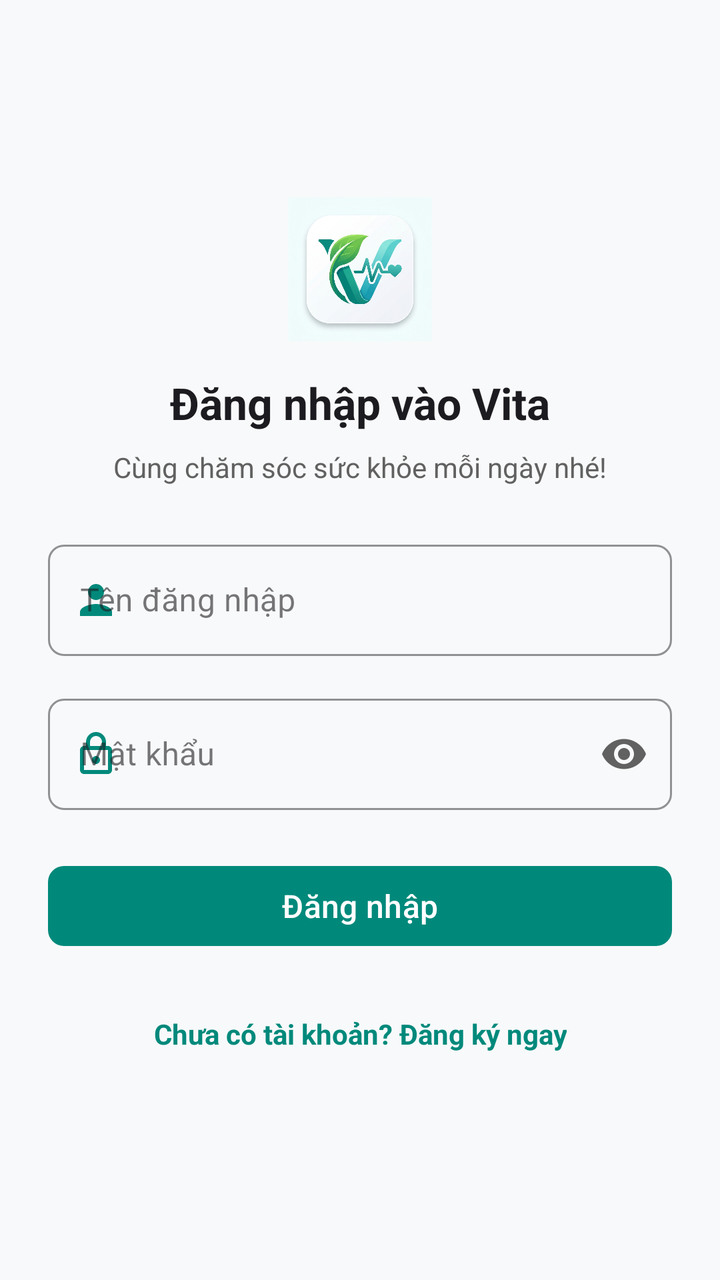
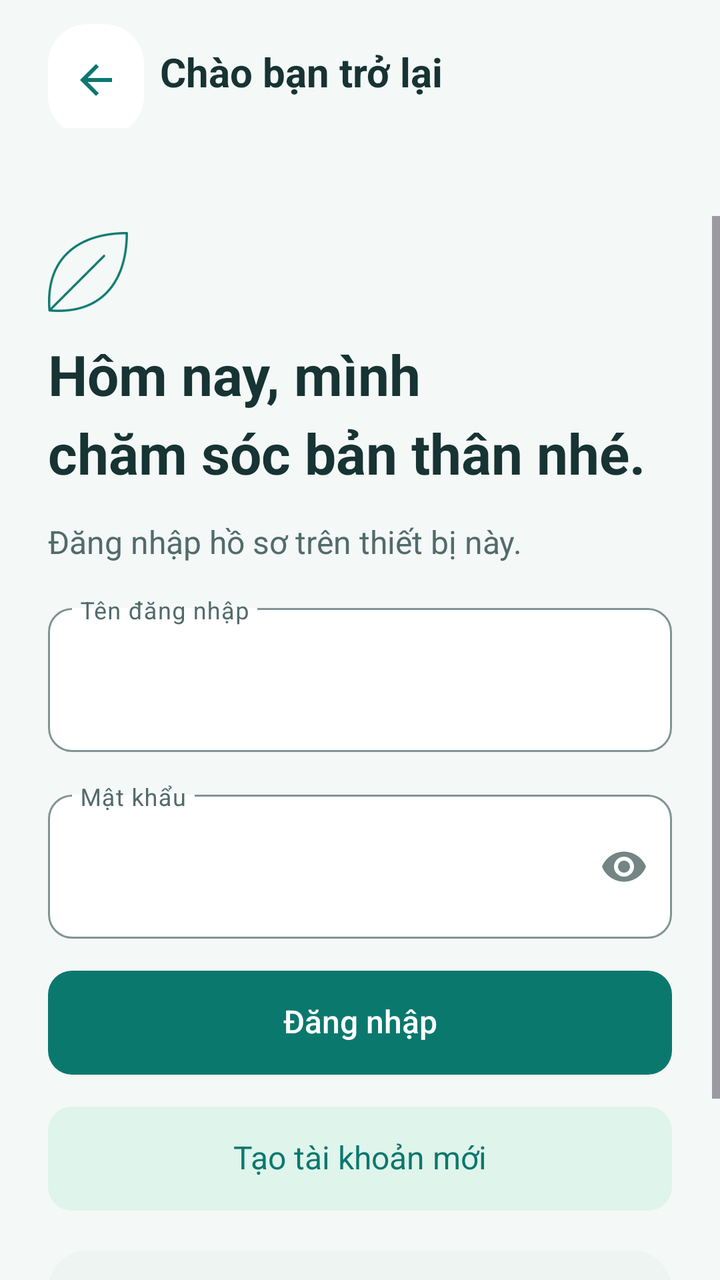

Before-and-after screenshots of an Android layout around one commit, followed by the original layout XML and the change that was made.
<!-- AndroidManifest.xml: application theme Theme.Vita -->
<!-- res/layout/activity_login.xml -->
<?xml version="1.0" encoding="utf-8"?>
<ScrollView xmlns:android="http://schemas.android.com/apk/res/android"
    xmlns:app="http://schemas.android.com/apk/res-auto"
    xmlns:tools="http://schemas.android.com/tools"
    android:id="@+id/scroll_login"
    android:layout_width="match_parent"
    android:layout_height="match_parent"
    android:background="@color/vita_bg"
    android:fillViewport="true">

    <LinearLayout
        android:layout_width="match_parent"
        android:layout_height="wrap_content"
        android:gravity="center_horizontal"
        android:orientation="vertical"
        android:padding="@dimen/spacing_lg">

        <View
            android:layout_width="match_parent"
            android:layout_height="0dp"
            android:layout_weight="1" />

        <ImageView
            android:id="@+id/iv_login_logo"
            android:layout_width="72dp"
            android:layout_height="72dp"
            android:layout_marginBottom="@dimen/spacing_md"
            android:contentDescription="@string/app_logo_content_desc"
            android:scaleType="fitCenter"
            android:src="@drawable/vita_logo_art" />

        <TextView
            android:id="@+id/tv_login_title"
            android:layout_width="wrap_content"
            android:layout_height="wrap_content"
            android:text="@string/login_title"
            android:textColor="@color/vita_text_primary"
            android:textSize="@dimen/text_h1"
            android:textStyle="bold" />

        <TextView
            android:id="@+id/tv_login_subtitle"
            android:layout_width="wrap_content"
            android:layout_height="wrap_content"
            android:layout_marginTop="@dimen/spacing_sm"
            android:layout_marginBottom="@dimen/spacing_lg"
            android:text="@string/login_subtitle"
            android:textColor="@color/vita_text_secondary"
            android:textSize="@dimen/text_body" />

        
        <com.google.android.material.textfield.TextInputLayout
            android:id="@+id/til_login_username"
            style="@style/Widget.MaterialComponents.TextInputLayout.OutlinedBox"
            android:layout_width="match_parent"
            android:layout_height="wrap_content"
            android:layout_marginBottom="@dimen/spacing_md"
            android:hint="@string/login_hint_username"
            app:boxBackgroundMode="outline"
            app:boxCornerRadiusBottomEnd="@dimen/radius_input"
            app:boxCornerRadiusBottomStart="@dimen/radius_input"
            app:boxCornerRadiusTopEnd="@dimen/radius_input"
            app:boxCornerRadiusTopStart="@dimen/radius_input"
            app:boxStrokeColor="@color/vita_teal"
            app:hintTextColor="@color/vita_teal"
            app:startIconDrawable="@drawable/ic_person"
            app:startIconTint="@color/vita_teal">

            <com.google.android.material.textfield.TextInputEditText
                android:id="@+id/et_login_username"
                android:layout_width="match_parent"
                android:layout_height="wrap_content"
                android:imeOptions="actionNext"
                android:inputType="text"
                android:maxLines="1"
                android:textColor="@color/vita_text_primary"
                android:textSize="@dimen/text_body_lg" />
        </com.google.android.material.textfield.TextInputLayout>

        
        <com.google.android.material.textfield.TextInputLayout
            android:id="@+id/til_login_password"
            style="@style/Widget.MaterialComponents.TextInputLayout.OutlinedBox"
            android:layout_width="match_parent"
            android:layout_height="wrap_content"
            android:layout_marginBottom="@dimen/spacing_lg"
            android:hint="@string/login_hint_password"
            app:boxBackgroundMode="outline"
            app:boxCornerRadiusBottomEnd="@dimen/radius_input"
            app:boxCornerRadiusBottomStart="@dimen/radius_input"
            app:boxCornerRadiusTopEnd="@dimen/radius_input"
            app:boxCornerRadiusTopStart="@dimen/radius_input"
            app:boxStrokeColor="@color/vita_teal"
            app:hintTextColor="@color/vita_teal"
            app:passwordToggleEnabled="true"
            app:passwordToggleTint="@color/vita_text_secondary"
            app:startIconDrawable="@drawable/ic_lock"
            app:startIconTint="@color/vita_teal">

            <com.google.android.material.textfield.TextInputEditText
                android:id="@+id/et_login_password"
                android:layout_width="match_parent"
                android:layout_height="wrap_content"
                android:imeOptions="actionDone"
                android:inputType="textPassword"
                android:maxLines="1"
                android:textColor="@color/vita_text_primary"
                android:textSize="@dimen/text_body_lg" />
        </com.google.android.material.textfield.TextInputLayout>

        
        <com.google.android.material.button.MaterialButton
            android:id="@+id/btn_login_submit"
            style="@style/Widget.Vita.Button.Primary"
            android:layout_width="match_parent"
            android:layout_height="wrap_content"
            android:layout_marginBottom="@dimen/spacing_md"
            android:text="@string/login_btn_submit" />

        
        <TextView
            android:id="@+id/tv_login_goto_register"
            android:layout_width="wrap_content"
            android:layout_height="wrap_content"
            android:gravity="center"
            android:minHeight="@dimen/min_touch_target"
            android:padding="@dimen/spacing_sm"
            android:text="@string/login_link_register"
            android:textColor="@color/vita_teal"
            android:textSize="@dimen/text_body"
            android:textStyle="bold" />

        <View
            android:layout_width="match_parent"
            android:layout_height="0dp"
            android:layout_weight="1" />

    </LinearLayout>
</ScrollView>
<!-- resources referenced by this layout -->
<resources>
  <color name="vita_bg">#F8F9FA</color>
  <color name="vita_teal">#00897B</color>
  <color name="vita_text_primary">#1C1B1F</color>
  <color name="vita_text_secondary">#616161</color>
  <dimen name="min_touch_target">48dp</dimen>
  <dimen name="radius_input">8dp</dimen>
  <dimen name="spacing_lg">24dp</dimen>
  <dimen name="spacing_md">16dp</dimen>
  <dimen name="spacing_sm">8dp</dimen>
  <dimen name="text_body">14sp</dimen>
  <dimen name="text_h1">22sp</dimen>
  <!-- drawable ic_lock (drawable) -->
  <vector xmlns:android="http://schemas.android.com/apk/res/android"
      android:width="24dp"
      android:height="24dp"
      android:viewportWidth="24"
      android:viewportHeight="24"
      android:tint="?attr/colorControlNormal">
      <path
          android:fillColor="@android:color/white"
          android:pathData="M18,8h-1V6c0,-2.76 -2.24,-5 -5,-5S7,3.24 7,6v2H6c-1.1,0 -2,0.9 -2,2v10c0,1.1 0.9,2 2,2h12c1.1,0 2,-0.9 2,-2V10c0,-1.1 -0.9,-2 -2,-2zM9,6c0,-1.66 1.34,-3 3,-3s3,1.34 3,3v2H9V6zm9,14H6V10h12v10zm-6,-3c1.1,0 2,-0.9 2,-2s-0.9,-2 -2,-2 -2,0.9 -2,2 0.9,2 2,2z" />
  </vector>
  <!-- drawable ic_person (drawable) -->
  <vector xmlns:android="http://schemas.android.com/apk/res/android"
      android:width="24dp"
      android:height="24dp"
      android:viewportWidth="24"
      android:viewportHeight="24"
      android:tint="?attr/colorControlNormal">
      <path
          android:fillColor="@android:color/white"
          android:pathData="M12,12c2.21,0 4,-1.79 4,-4s-1.79,-4 -4,-4 -4,1.79 -4,4 1.79,4 4,4zM12,14c-2.67,0 -8,1.34 -8,4v2h16v-2c0,-2.66 -5.33,-4 -8,-4z" />
  </vector>
  <!-- drawable vita_logo_art: jpg bitmap (drawable-nodpi, 402072 bytes) -->
  <string name="login_link_register">Chưa có tài khoản? Đăng ký ngay</string>
  <string name="login_subtitle">Cùng chăm sóc sức khỏe mỗi ngày nhé!</string>
  <string name="login_title">Đăng nhập vào Vita</string>
  <style name="Widget.Vita.Button.Primary" parent="Widget.Material3.Button">
          <item name="android:minHeight">@dimen/min_touch_target</item>
          <item name="android:textAllCaps">false</item>
          <item name="android:textSize">@dimen/text_body_lg</item>
          <item name="backgroundTint">@color/btn_primary_bg</item>
          <item name="android:textColor">@color/btn_primary_fg</item>
          <item name="cornerRadius">@dimen/radius_button</item>
      </style>
  <dimen name="radius_button">8dp</dimen>
  <style name="Base.Theme.Vita" parent="Theme.Material3.Light.NoActionBar">
          
          <item name="colorPrimary">@color/vita_teal</item>
          <item name="colorPrimaryVariant">@color/vita_teal_dark</item>
          <item name="colorSecondary">@color/vita_aqua</item>
          <item name="colorSecondaryContainer">@color/vita_teal_50</item>
          <item name="android:statusBarColor">@color/vita_teal_dark</item>
          <item name="android:windowBackground">@color/vita_bg</item>
      </style>
  <color name="vita_teal_dark">#005B4F</color>
  <color name="vita_teal_50">#E0F2F1</color>
  <!-- unchanged entries left out for length: 9 -->
</resources>

<!-- the commit's change to res/layout/activity_login.xml (unified diff, before → after) -->
@@ -1,139 +1,158 @@
 <?xml version="1.0" encoding="utf-8"?>
-<ScrollView xmlns:android="http://schemas.android.com/apk/res/android"
+<LinearLayout
+    xmlns:android="http://schemas.android.com/apk/res/android"
     xmlns:app="http://schemas.android.com/apk/res-auto"
-    xmlns:tools="http://schemas.android.com/tools"
-    android:id="@+id/scroll_login"
     android:layout_width="match_parent"
     android:layout_height="match_parent"
-    android:background="@color/vita_bg"
-    android:fillViewport="true">
-
-    <LinearLayout
+    android:orientation="vertical"
+    android:background="@color/vita_bg">
+    <com.google.android.material.appbar.MaterialToolbar
+        android:id="@+id/toolbar_login"
         android:layout_width="match_parent"
         android:layout_height="wrap_content"
-        android:gravity="center_horizontal"
-        android:orientation="vertical"
-        android:padding="@dimen/spacing_lg">
-
-        <View
-            android:layout_width="match_parent"
-            android:layout_height="0dp"
-            android:layout_weight="1" />
-
-        <ImageView
-            android:id="@+id/iv_login_logo"
-            android:layout_width="72dp"
-            android:layout_height="72dp"
-            android:layout_marginBottom="@dimen/spacing_md"
-            android:contentDescription="@string/app_logo_content_desc"
-            android:scaleType="fitCenter"
-            android:src="@drawable/vita_logo_art" />
-
+        android:minHeight="64dp"
+        android:layout_marginBottom="36dp"
+        app:navigationIcon="@drawable/ic_arrow_back"
+        app:navigationContentDescription="@string/a11y_navigate_back"
+        app:navigationIconTint="@color/vita_teal"
+        app:titleTextColor="@color/vita_text_primary">
         <TextView
-            android:id="@+id/tv_login_title"
-            android:layout_width="wrap_content"
-            android:layout_height="wrap_content"
-            android:text="@string/login_title"
-            android:textColor="@color/vita_text_primary"
-            android:textSize="@dimen/text_h1"
-            android:textStyle="bold" />
-
-        <TextView
-            android:id="@+id/tv_login_subtitle"
-            android:layout_width="wrap_content"
-            android:layout_height="wrap_content"
-            android:layout_marginTop="@dimen/spacing_sm"
-            android:layout_marginBottom="@dimen/spacing_lg"
-            android:text="@string/login_subtitle"
-            android:textColor="@color/vita_text_secondary"
-            android:textSize="@dimen/text_body" />
-
-        
-        <com.google.android.material.textfield.TextInputLayout
-            android:id="@+id/til_login_username"
-            style="@style/Widget.MaterialComponents.TextInputLayout.OutlinedBox"
+            android:id="@+id/title_login"
             android:layout_width="match_parent"
             android:layout_height="wrap_content"
-            android:layout_marginBottom="@dimen/spacing_md"
-            android:hint="@string/login_hint_username"
-            app:boxBackgroundMode="outline"
-            app:boxCornerRadiusBottomEnd="@dimen/radius_input"
-            app:boxCornerRadiusBottomStart="@dimen/radius_input"
-            app:boxCornerRadiusTopEnd="@dimen/radius_input"
-            app:boxCornerRadiusTopStart="@dimen/radius_input"
-            app:boxStrokeColor="@color/vita_teal"
-            app:hintTextColor="@color/vita_teal"
-            app:startIconDrawable="@drawable/ic_person"
-            app:startIconTint="@color/vita_teal">
-
-            <com.google.android.material.textfield.TextInputEditText
-                android:id="@+id/et_login_username"
+            android:layout_gravity="center_vertical"
+            android:layout_marginStart="8dp"
+            android:textAppearance="@style/TextAppearance.Vita.Figma.Toolbar"
+            android:text="@string/figma_login_toolbar"
+            android:accessibilityHeading="true" />
+    </com.google.android.material.appbar.MaterialToolbar>
+    <ScrollView
+        android:id="@+id/scroll_login"
+        android:layout_width="match_parent"
+        android:layout_height="match_parent"
+        android:fillViewport="true"
+        android:background="@color/vita_bg">
+        <LinearLayout
+            android:layout_width="match_parent"
+            android:layout_height="wrap_content"
+            android:orientation="vertical"
+            android:paddingTop="8dp"
+            android:paddingBottom="32dp"
+            android:paddingStart="24dp"
+            android:paddingEnd="24dp">
+            <ImageView
+                android:id="@+id/iv_login_logo"
+                android:layout_width="40dp"
+                android:layout_height="40dp"
+                android:layout_marginBottom="16dp"
+                android:src="@drawable/figma_leaf"
+                android:contentDescription="@string/app_logo_content_desc" />
+            <TextView
+                android:id="@+id/tv_login_title"
                 android:layout_width="match_parent"
                 android:layout_height="wrap_content"
-                android:imeOptions="actionNext"
-                android:inputType="text"
-                android:maxLines="1"
+                android:text="@string/figma_login_title"
+                android:textSize="28sp"
                 android:textColor="@color/vita_text_primary"
-                android:textSize="@dimen/text_body_lg" />
-        </com.google.android.material.textfield.TextInputLayout>
-
-        
-        <com.google.android.material.textfield.TextInputLayout
-            android:id="@+id/til_login_password"
-            style="@style/Widget.MaterialComponents.TextInputLayout.OutlinedBox"
-            android:layout_width="match_parent"
-            android:layout_height="wrap_content"
-            android:layout_marginBottom="@dimen/spacing_lg"
-            android:hint="@string/login_hint_password"
-            app:boxBackgroundMode="outline"
-            app:boxCornerRadiusBottomEnd="@dimen/radius_input"
-            app:boxCornerRadiusBottomStart="@dimen/radius_input"
-            app:boxCornerRadiusTopEnd="@dimen/radius_input"
-            app:boxCornerRadiusTopStart="@dimen/radius_input"
-            app:boxStrokeColor="@color/vita_teal"
-            app:hintTextColor="@color/vita_teal"
-            app:passwordToggleEnabled="true"
-            app:passwordToggleTint="@color/vita_text_secondary"
-            app:startIconDrawable="@drawable/ic_lock"
-            app:startIconTint="@color/vita_teal">
-
-            <com.google.android.material.textfield.TextInputEditText
-                android:id="@+id/et_login_password"
+                android:textStyle="bold"
+                android:lineSpacingExtra="4dp"
+                android:layout_marginBottom="16dp"
+                android:includeFontPadding="false"
+                android:minHeight="39.2sp"
+                android:gravity="center_vertical"
+                app:lineHeight="39.2sp" />
+            <TextView
+                android:id="@+id/tv_login_subtitle"
                 android:layout_width="match_parent"
                 android:layout_height="wrap_content"
-                android:imeOptions="actionDone"
-                android:inputType="textPassword"
-                android:maxLines="1"
-                android:textColor="@color/vita_text_primary"
-                android:textSize="@dimen/text_body_lg" />
-        </com.google.android.material.textfield.TextInputLayout>
-
-        
-        <com.google.android.material.button.MaterialButton
-            android:id="@+id/btn_login_submit"
-            style="@style/Widget.Vita.Button.Primary"
-            android:layout_width="match_parent"
-            android:layout_height="wrap_content"
-            android:layout_marginBottom="@dimen/spacing_md"
-            android:text="@string/login_btn_submit" />
-
-        
-        <TextView
-            android:id="@+id/tv_login_goto_register"
-            android:layout_width="wrap_content"
-            android:layout_height="wrap_content"
-            android:gravity="center"
-            android:minHeight="@dimen/min_touch_target"
-            android:padding="@dimen/spacing_sm"
-            android:text="@string/login_link_register"
-            android:textColor="@color/vita_teal"
-            android:textSize="@dimen/text_body"
-            android:textStyle="bold" />
-
-        <View
-            android:layout_width="match_parent"
-            android:layout_height="0dp"
-            android:layout_weight="1" />
-
-    </LinearLayout>
-</ScrollView>
+                android:text="@string/figma_login_subtitle"
+                android:textSize="16sp"
+                android:textColor="@color/vita_text_secondary"
+                android:layout_marginBottom="16dp"
+                android:includeFontPadding="false"
+                android:minHeight="22.4sp"
+                android:gravity="center_vertical"
+                app:lineHeight="22.4sp" />
+            <com.google.android.material.textfield.TextInputLayout
+                android:id="@+id/til_login_username"
+                style="@style/Widget.Vita.AuthInput"
+                android:layout_width="match_parent"
+                android:layout_height="wrap_content"
+                android:layout_marginBottom="16dp"
+                android:hint="@string/login_hint_username">
+                <com.google.android.material.textfield.TextInputEditText
+                    android:id="@+id/et_login_username"
+                    android:layout_width="match_parent"
+                    android:layout_height="wrap_content"
+                    android:minHeight="72dp"
+                    android:paddingStart="16dp"
+                    android:paddingEnd="16dp"
+                    android:paddingTop="16dp"
+                    android:paddingBottom="16dp"
+                    android:inputType="text"
+                    android:maxLines="1"
+                    android:imeOptions="actionNext"
+                    android:textSize="16sp"
+                    android:textColor="@color/vita_text_primary" />
+            </com.google.android.material.textfield.TextInputLayout>
+            <com.google.android.material.textfield.TextInputLayout
+                android:id="@+id/til_login_password"
+                style="@style/Widget.Vita.AuthInput"
+                android:layout_width="match_parent"
+                android:layout_height="wrap_content"
+                android:layout_marginBottom="16dp"
+                android:hint="@string/login_hint_password"
+                app:endIconMode="password_toggle">
+                <com.google.android.material.textfield.TextInputEditText
+                    android:id="@+id/et_login_password"
+                    android:layout_width="match_parent"
+                    android:layout_height="wrap_content"
+                    android:minHeight="72dp"
+                    android:paddingStart="16dp"
+                    android:paddingEnd="16dp"
+                    android:paddingTop="16dp"
+                    android:paddingBottom="16dp"
+                    android:inputType="textPassword"
+                    android:maxLines="1"
+                    android:imeOptions="actionNext"
+                    android:textSize="16sp"
+                    android:textColor="@color/vita_text_primary" />
+            </com.google.android.material.textfield.TextInputLayout>
+            <com.google.android.material.button.MaterialButton
+                android:id="@+id/btn_login_submit"
+                style="@style/Widget.Vita.Button.Primary"
+                android:layout_width="match_parent"
+                android:layout_height="wrap_content"
+                android:minHeight="52dp"
+                android:layout_marginBottom="16dp"
+                android:text="@string/login_btn_submit" />
+            <TextView
+                android:id="@+id/tv_login_goto_register"
+                android:layout_width="match_parent"
+                android:layout_height="wrap_content"
+                android:text="@string/figma_create_account"
+                android:textSize="16sp"
+                android:textColor="@color/vita_teal"
+                android:gravity="center"
+                android:minHeight="52dp"
+                android:background="@drawable/bg_mint_button"
+                android:layout_marginBottom="16dp"
+                android:includeFontPadding="false"
+                app:lineHeight="22.4sp" />
+            <TextView
+                android:layout_width="match_parent"
+                android:layout_height="wrap_content"
+                android:text="@string/figma_local_account"
+                android:textSize="14sp"
+                android:textColor="@color/vita_text_secondary"
+                android:padding="20dp"
+                android:background="@drawable/bg_soft_card"
+                android:layout_marginTop="4dp"
+                android:layout_marginBottom="16dp"
+                android:includeFontPadding="false"
+                android:minHeight="19.6sp"
+                android:gravity="center_vertical"
+                app:lineHeight="19.6sp" />
+        </LinearLayout>
+    </ScrollView>
+</LinearLayout>
<!-- resource entries referenced after the edit -->
@@ -1,17 +1,23 @@
 <!-- resources referenced by this layout -->
 <resources>
-  <color name="vita_bg">#F8F9FA</color>
-  <color name="vita_teal">#00897B</color>
-  <color name="vita_text_primary">#1C1B1F</color>
-  <color name="vita_text_secondary">#616161</color>
-  <dimen name="min_touch_target">48dp</dimen>
-  <dimen name="radius_input">8dp</dimen>
-  <dimen name="spacing_lg">24dp</dimen>
-  <dimen name="spacing_md">16dp</dimen>
-  <dimen name="spacing_sm">8dp</dimen>
-  <dimen name="text_body">14sp</dimen>
-  <dimen name="text_h1">22sp</dimen>
-  <!-- drawable ic_lock (drawable) -->
+  <color name="vita_bg">#F4F8F7</color>
+  <color name="vita_teal">#0B786E</color>
+  <color name="vita_text_primary">#173333</color>
+  <color name="vita_text_secondary">#526B6B</color>
+  <!-- drawable bg_mint_button (drawable) -->
+  <?xml version="1.0" encoding="utf-8"?>
+  <shape xmlns:android="http://schemas.android.com/apk/res/android">
+      <solid android:color="@color/vita_mint" />
+      <corners android:radius="@dimen/radius_button" />
+  </shape>
+  <!-- drawable bg_soft_card (drawable) -->
+  <?xml version="1.0" encoding="utf-8"?>
+  <shape xmlns:android="http://schemas.android.com/apk/res/android">
+      <solid android:color="@color/vita_soft" />
+      <corners android:radius="@dimen/radius_card" />
+  </shape>
+  <!-- drawable figma_leaf: png bitmap (drawable-nodpi, 3658 bytes) -->
+  <!-- drawable ic_arrow_back (drawable) -->
   <vector xmlns:android="http://schemas.android.com/apk/res/android"
       android:width="24dp"
       android:height="24dp"
@@ -20,43 +26,122 @@
       android:tint="?attr/colorControlNormal">
       <path
           android:fillColor="@android:color/white"
-          android:pathData="M18,8h-1V6c0,-2.76 -2.24,-5 -5,-5S7,3.24 7,6v2H6c-1.1,0 -2,0.9 -2,2v10c0,1.1 0.9,2 2,2h12c1.1,0 2,-0.9 2,-2V10c0,-1.1 -0.9,-2 -2,-2zM9,6c0,-1.66 1.34,-3 3,-3s3,1.34 3,3v2H9V6zm9,14H6V10h12v10zm-6,-3c1.1,0 2,-0.9 2,-2s-0.9,-2 -2,-2 -2,0.9 -2,2 0.9,2 2,2z" />
+          android:pathData="M20,11H7.83l5.59,-5.59L12,4l-8,8 8,8 1.41,-1.41L7.83,13H20v-2z" />
   </vector>
-  <!-- drawable ic_person (drawable) -->
-  <vector xmlns:android="http://schemas.android.com/apk/res/android"
-      android:width="24dp"
-      android:height="24dp"
-      android:viewportWidth="24"
-      android:viewportHeight="24"
-      android:tint="?attr/colorControlNormal">
-      <path
-          android:fillColor="@android:color/white"
-          android:pathData="M12,12c2.21,0 4,-1.79 4,-4s-1.79,-4 -4,-4 -4,1.79 -4,4 1.79,4 4,4zM12,14c-2.67,0 -8,1.34 -8,4v2h16v-2c0,-2.66 -5.33,-4 -8,-4z" />
-  </vector>
-  <!-- drawable vita_logo_art: jpg bitmap (drawable-nodpi, 402072 bytes) -->
-  <string name="login_link_register">Chưa có tài khoản? Đăng ký ngay</string>
-  <string name="login_subtitle">Cùng chăm sóc sức khỏe mỗi ngày nhé!</string>
-  <string name="login_title">Đăng nhập vào Vita</string>
+  <string name="a11y_navigate_back">Quay lại</string>
+  <string name="figma_create_account">Tạo tài khoản mới</string>
+  <string name="figma_local_account">Mỗi tài khoản có nhật ký riêng. Đăng xuất để đăng nhập một hồ sơ khác.</string>
+  <string name="figma_login_subtitle">Đăng nhập hồ sơ trên thiết bị này.</string>
+  <string name="figma_login_title">Hôm nay, mình\nchăm sóc bản thân nhé.</string>
+  <string name="figma_login_toolbar">Chào bạn trở lại</string>
+  <style name="TextAppearance.Vita.Figma.Toolbar" parent="TextAppearance.Vita.Title">
+          <item name="android:textSize">20sp</item>
+          <item name="lineHeight">28sp</item>
+          <item name="android:includeFontPadding">false</item>
+          <item name="android:letterSpacing">0</item>
+      </style>
+  <style name="Widget.Vita.AuthInput" parent="Widget.MaterialComponents.TextInputLayout.OutlinedBox">
+          <item name="boxBackgroundColor">@color/vita_surface</item>
+          <item name="android:background">@null</item>
+          <item name="expandedHintEnabled">false</item>
+          <item name="boxStrokeWidth">1dp</item>
+          <item name="boxStrokeWidthFocused">2dp</item>
+          <item name="boxCollapsedPaddingTop">12dp</item>
+          <item name="boxStrokeColor">@color/vita_input_stroke</item>
+          <item name="boxCornerRadiusTopStart">12dp</item>
+          <item name="boxCornerRadiusTopEnd">12dp</item>
+          <item name="boxCornerRadiusBottomStart">12dp</item>
+          <item name="boxCornerRadiusBottomEnd">12dp</item>
+          <item name="hintTextColor">@color/vita_text_secondary</item>
+          <item name="android:textColorHint">@color/vita_text_secondary</item>
+          <item name="helperTextTextColor">@color/vita_text_secondary</item>
+          <item name="suffixTextColor">@color/vita_text_secondary</item>
+          <item name="prefixTextColor">@color/vita_text_secondary</item>
+      </style>
   <style name="Widget.Vita.Button.Primary" parent="Widget.Material3.Button">
-          <item name="android:minHeight">@dimen/min_touch_target</item>
+          <item name="android:minHeight">52dp</item>
           <item name="android:textAllCaps">false</item>
           <item name="android:textSize">@dimen/text_body_lg</item>
           <item name="backgroundTint">@color/btn_primary_bg</item>
           <item name="android:textColor">@color/btn_primary_fg</item>
           <item name="cornerRadius">@dimen/radius_button</item>
+          <item name="android:insetTop">0dp</item>
+          <item name="android:insetBottom">0dp</item>
+          <item name="android:fontFamily">sans-serif-medium</item>
+          <item name="android:textStyle">normal</item>
+          <item name="android:letterSpacing">0</item>
+          <item name="android:paddingTop">12dp</item>
+          <item name="android:paddingBottom">12dp</item>
+          <item name="android:includeFontPadding">false</item>
       </style>
-  <dimen name="radius_button">8dp</dimen>
+  <color name="vita_mint">#DFF4EB</color>
+  <dimen name="radius_button">12dp</dimen>
+  <color name="vita_soft">#EEF4F2</color>
+  <dimen name="radius_card">20dp</dimen>
+  <style name="TextAppearance.Vita.Title" parent="TextAppearance.Material3.TitleLarge">
+          <item name="android:textSize">24sp</item>
+          <item name="android:textStyle">bold</item>
+          <item name="android:textColor">@color/vita_text_primary</item>
+      </style>
+  <color name="vita_surface">#FFFFFF</color>
   <style name="Base.Theme.Vita" parent="Theme.Material3.Light.NoActionBar">
-          
+          <item name="android:fontFamily">sans-serif</item>
+          <item name="toolbarStyle">@style/Widget.Vita.Figma.Toolbar</item>
+          <item name="toolbarNavigationButtonStyle">@style/Widget.Vita.Figma.Back</item>
+          <item name="elevationOverlayEnabled">false</item>
+          <item name="editTextStyle">@style/Widget.Vita.Figma.EditText</item>
+          <item name="textInputStyle">@style/Widget.Vita.AuthInput</item>
+          <item name="colorSurface">@color/vita_surface</item>
+          <item name="colorOnSurface">@color/vita_text_primary</item>
+          <item name="colorOnSurfaceVariant">@color/vita_text_secondary</item>
+          <item name="colorOutline">@color/vita_divider</item>
+          <item name="android:windowLightStatusBar">true</item>
+          <item name="android:navigationBarColor">@color/vita_surface</item>
           <item name="colorPrimary">@color/vita_teal</item>
           <item name="colorPrimaryVariant">@color/vita_teal_dark</item>
           <item name="colorSecondary">@color/vita_aqua</item>
           <item name="colorSecondaryContainer">@color/vita_teal_50</item>
-          <item name="android:statusBarColor">@color/vita_teal_dark</item>
+          <item name="android:statusBarColor">@color/vita_bg</item>
           <item name="android:windowBackground">@color/vita_bg</item>
       </style>
-  <color name="vita_teal_dark">#005B4F</color>
-  <color name="vita_teal_50">#E0F2F1</color>
+  <style name="Widget.Vita.Figma.Toolbar" parent="Widget.Material3.Toolbar">
+          <item name="android:minHeight">48dp</item>
+          <item name="titleTextAppearance">@style/TextAppearance.Vita.Figma.Toolbar</item>
+          <item name="navigationIconTint">@color/vita_teal</item>
+          <item name="contentInsetStart">0dp</item>
+          <item name="contentInsetEnd">0dp</item>
+          <item name="contentInsetStartWithNavigation">56dp</item>
+          <item name="titleMarginStart">8dp</item>
+          <item name="android:paddingStart">24dp</item>
+          <item name="android:paddingEnd">24dp</item>
+          <item name="android:paddingTop">8dp</item>
+          <item name="android:paddingBottom">8dp</item>
+      </style>
+  <style name="Widget.Vita.Figma.Back" parent="Widget.AppCompat.Toolbar.Button.Navigation">
+          <item name="android:minWidth">48dp</item>
+          <item name="android:minHeight">48dp</item>
+          <item name="android:padding">12dp</item>
+          <item name="android:background">@drawable/figma_avatar_bg</item>
+      </style>
+  <style name="Widget.Vita.Figma.EditText" parent="Widget.MaterialComponents.TextInputEditText.OutlinedBox">
+          <item name="android:background">@null</item>
+          <item name="android:minHeight">72dp</item>
+          <item name="android:paddingStart">16dp</item>
+          <item name="android:paddingEnd">16dp</item>
+          <item name="android:paddingTop">16dp</item>
+          <item name="android:paddingBottom">16dp</item>
+          <item name="android:textSize">16sp</item>
+          <item name="android:textColor">@color/vita_text_primary</item>
+      </style>
+  <color name="vita_divider">#D9E6E3</color>
+  <color name="vita_teal_dark">#104B47</color>
+  <color name="vita_teal_50">#DFF4EB</color>
+  <!-- drawable figma_avatar_bg (drawable) -->
+  <?xml version="1.0" encoding="utf-8"?>
+  <shape xmlns:android="http://schemas.android.com/apk/res/android">
+      <solid android:color="@color/vita_surface" />
+      <corners android:radius="20dp" />
+  </shape>
   <!-- unchanged entries left out for length: 9 -->
 </resources>
 
